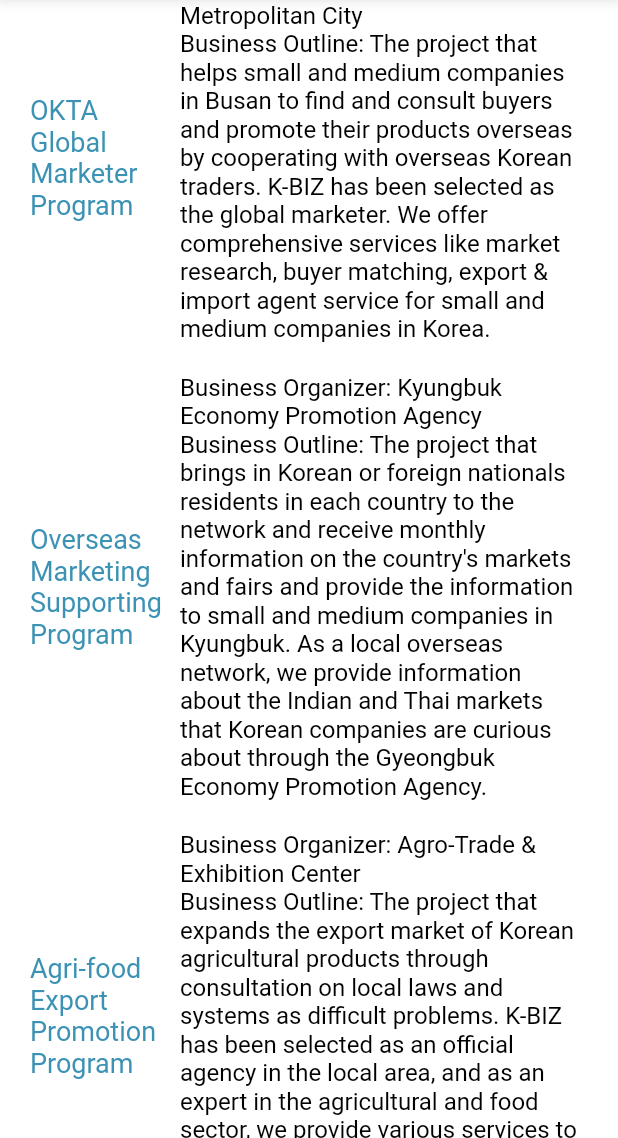
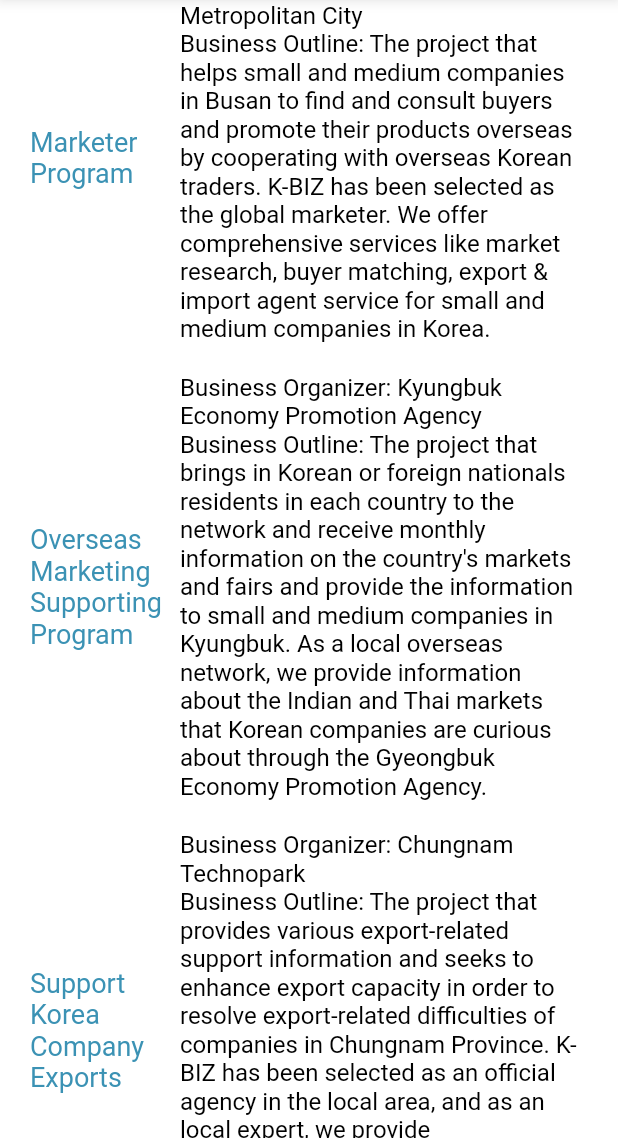
Before and after one commit to bobbohee/kbiz-india, a Flutter app: the ManagementRoute screen opened directly, scrolled down 1152 dp, on a phone screen of 412 x 824 dp, the part 98-1236 px from its top. Run offline on Flutter 3.47's test engine with Material 2 defaults, Android fonts, the phone set to English and light mode, and no system bars; our stand-ins replace flutter_form_builder, splashscreen.

Commit message:
Feat : delete management content 5, edit corporate banner 3

```diff
--- a/lib/routes/modules/my_corporate_consulting.dart
+++ b/lib/routes/modules/my_corporate_consulting.dart
@@ -17,16 +17,9 @@ class MyCorporateConsulting extends StatelessWidget {
             child: Image.asset('assets/images/banners/corporate_consulting/banner2.jpg'),
           ),
           Container(
-            child: Column(
-              children: <Widget>[
-                Image.asset('assets/images/banners/corporate_consulting/banner3-1.png'),
-                Image.asset('assets/images/banners/corporate_consulting/banner3-2.png'),
-                Image.asset('assets/images/banners/corporate_consulting/banner3-3.png'),
-                Image.asset('assets/images/banners/corporate_consulting/banner3-4.png'),
-                Image.asset('assets/images/banners/corporate_consulting/banner3-5.png'),
-                Image.asset('assets/images/banners/corporate_consulting/banner3-6.png'),
-              ],
-            ),
+            color: Colors.white,
+            padding: EdgeInsets.all(20.0),
+            child: Image.asset('assets/images/banners/corporate_consulting/banner3.png'),
           ),
         ],
       )
--- a/lib/routes/modules/my_management_contents.dart
+++ b/lib/routes/modules/my_management_contents.dart
@@ -135,7 +135,7 @@ class MyManagementContents extends StatelessWidget {
                 Container(
                   width: 100.0,
                   child: Text(
-                    'OKTA Global Marketer Program',
+                    'Marketer Program',
                     style: TextStyle(
                       fontSize: 18.0,
                       fontFamily: "Roboto",
@@ -213,48 +213,6 @@ class MyManagementContents extends StatelessWidget {
           ),
           // * content 5
           Container(
-            margin: EdgeInsets.only(bottom: 20.0),
-            child: Row(
-              children: <Widget>[
-                Container(
-                  width: 100.0,
-                  child: Text(
-                    'Agri-food Export Promotion Program',
-                    style: TextStyle(
-                      fontSize: 18.0,
-                      fontFamily: "Roboto",
-                      color: fontPointColor
-                    ),
-                  ),
-                ),
-                Expanded(
-                  child: Column(
-                    children: <Widget>[
-                      Text(
-                        'Business Organizer: Agro-Trade & Exhibition Center',
-                        textAlign: TextAlign.left,
-                        style: TextStyle(
-                          fontSize: 16.0,
-                          fontFamily: "Roboto",
-                          color: fontBlackColor
-                        ),
-                      ),
-                      Text(
-                        'Business Outline: The project that expands the export market of Korean agricultural products through consultation on local laws and systems as difficult problems. K-BIZ has been selected as an official agency in the local area, and as an expert in the agricultural and food sector, we provide various services to Korean companies, including market research and customs law advice.',
-                        style: TextStyle(
-                          fontSize: 16.0,
-                          fontFamily: "Roboto",
-                          color: fontBlackColor
-                        ),
-                      ),
-                    ],
-                  ),
-                )
-              ],
-            ),
-          ),
-          // * content 6
-          Container(
             child: Row(
               children: <Widget>[
                 Container(
```
Also changed, not shown: assets/images/banners/corporate_consulting/banner3-1.jpg (added), assets/images/banners/corporate_consulting/banner3-1.png (deleted), assets/images/banners/corporate_consulting/banner3-2.jpg (added), assets/images/banners/corporate_consulting/banner3-2.png (deleted), assets/images/banners/corporate_consulting/banner3-3.jpg (added), assets/images/banners/corporate_consulting/banner3-3.png (deleted), assets/images/banners/corporate_consulting/banner3-4.png, assets/images/banners/corporate_consulting/banner3-5.png, assets/images/banners/corporate_consulting/banner3-6.png, assets/images/banners/corporate_consulting/banner3.png (added), assets/images/banners/management/banner1.jpg.
